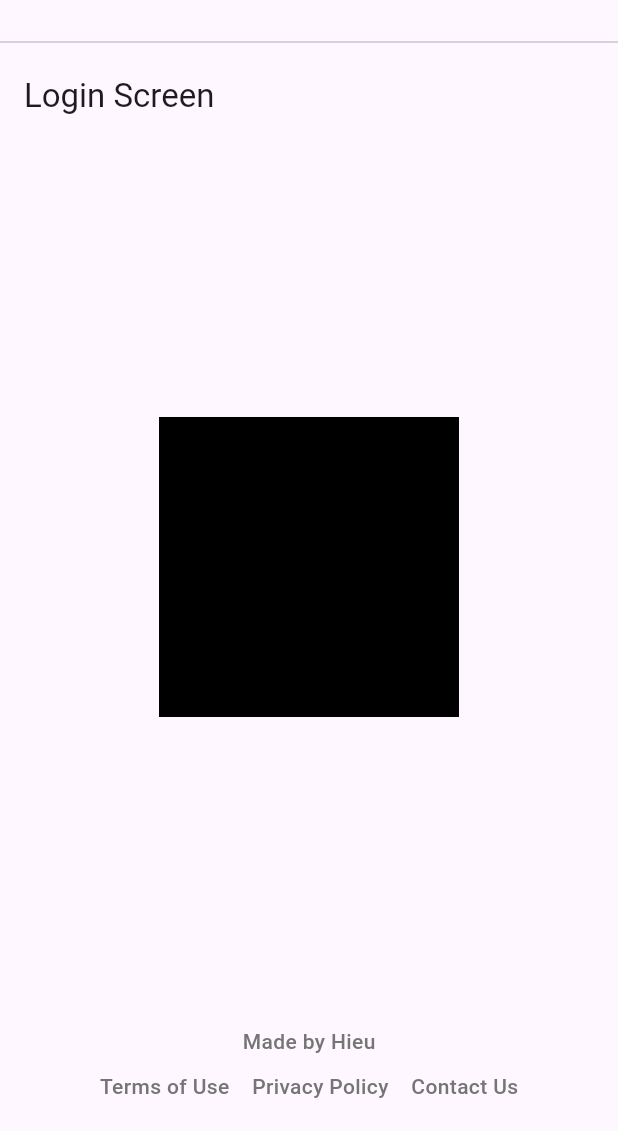
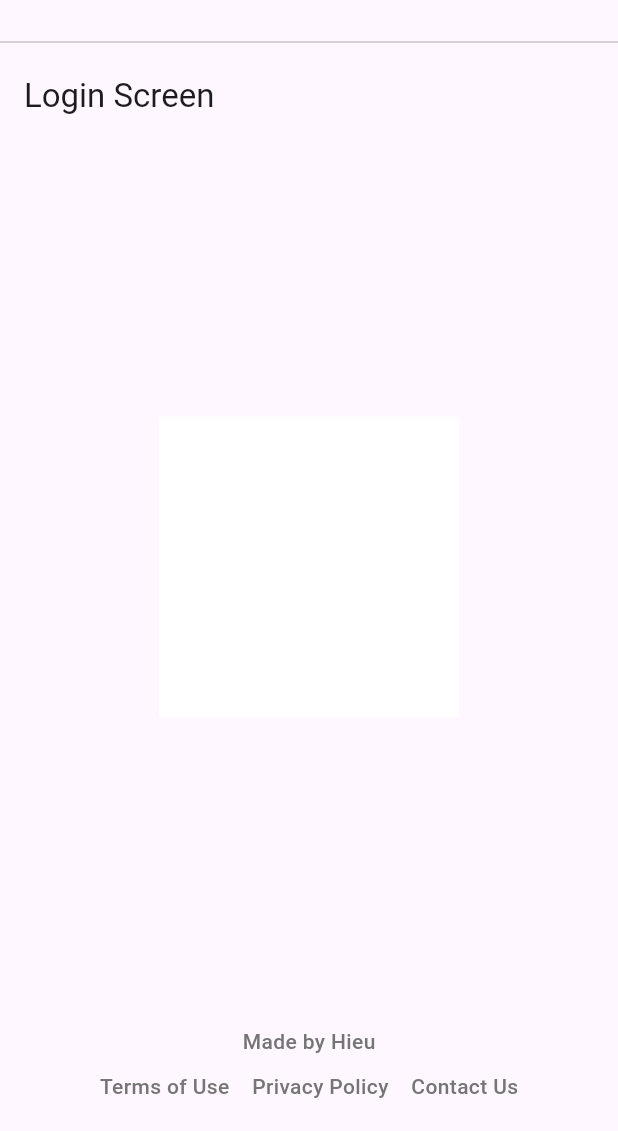
Before and after one commit to hieu987020/isekai-habit, a Flutter app: the screen it shows after launch, after a tap on "Profile", after a tap on "Login", on a phone screen of 412 x 824 dp, the part 105-1236 px from its top. Run offline on Flutter 3.47's test engine with Material 3 defaults, Android fonts, the phone set to English and light mode, and no system bars; our stand-ins replace dio, get_it, go_router, logger; accounts and stored records are empty; network calls fail.

Commit message:
update code, test activity

```diff
--- a/lib/presentation/screens/login_screen.dart
+++ b/lib/presentation/screens/login_screen.dart
@@ -9,7 +9,7 @@ class LoginScreen extends StatelessWidget {
     return Scaffold(
       appBar: AppBar(title: const Text('Login Screen')),
       body: Center(
-        child: Container(width: 200, height: 200, color: Colors.black),
+        child: Container(width: 200, height: 200, color: Colors.white),
       ),
     );
   }
```
